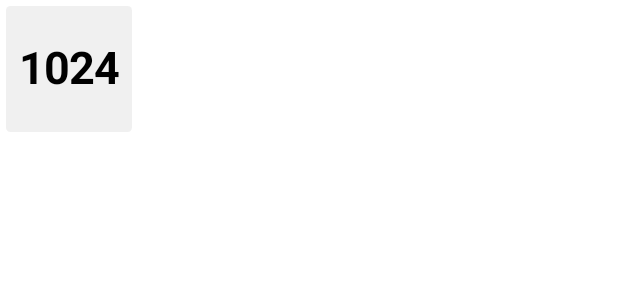
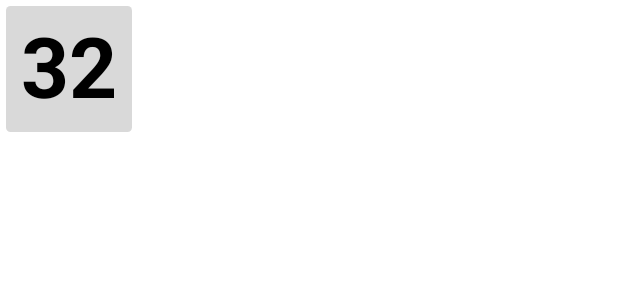
Before and after one commit to forntoh/2048, an Android app built with Jetpack Compose: the @Preview function TilePreview, on a phone screen of 412 x 824 dp. Shown: the top 300 px of the screen. Run offline under Robolectric (Android 15) with nearby library versions, the phone set to English and light mode, and no system bars.

Commit message:
refactored game

```diff
--- a/app/src/main/java/com/forntoh/twofoureight/model/Game.kt
+++ b/app/src/main/java/com/forntoh/twofoureight/model/Game.kt
@@ -3,8 +3,9 @@ package com.forntoh.twofoureight.model
 import androidx.compose.runtime.*
 
 class Game(
-    private val grid: Grid
+    size: Int
 ) {
+    private val grid = Grid(size)
 
     var gridState by mutableStateOf(grid.grid)
 
--- a/app/src/main/java/com/forntoh/twofoureight/ui/components/Tile.kt
+++ b/app/src/main/java/com/forntoh/twofoureight/ui/components/Tile.kt
@@ -1,5 +1,6 @@
 package com.forntoh.twofoureight.ui.components
 
+import android.content.res.Configuration
 import androidx.compose.animation.core.animateDpAsState
 import androidx.compose.foundation.layout.absoluteOffset
 import androidx.compose.foundation.layout.padding
@@ -51,10 +52,18 @@ fun GameTile(number: Int, size: Dp, dx: Int = 0, dy: Int = 0) {
     }
 }
 
-@Preview
+@Preview(showBackground = true)
 @Composable
 fun TilePreview() {
-    GameTheme(darkTheme = true) {
-        GameTile(1024, 92.dp)
+    GameTheme {
+        GameTile(32, 92.dp)
     }
 }
+
+@Preview(showBackground = true, uiMode = Configuration.UI_MODE_NIGHT_YES)
+@Composable
+fun TilePreviewDark() {
+    GameTheme {
+        GameTile(32, 92.dp)
+    }
+}
--- a/app/src/main/res/values/strings.xml
+++ b/app/src/main/res/values/strings.xml
@@ -5,4 +5,5 @@
     <string name="score">SCORE</string>
     <string name="best">BEST</string>
     <string name="moves">%d moves</string>
+    <string name="play_prompt">Join the tiles and get to the 2048 tile!</string>
 </resources>
```
Also changed, not shown: app/src/main/java/com/forntoh/twofoureight/GameApp.kt (+24 -13 lines), app/src/main/java/com/forntoh/twofoureight/ui/components/Board.kt (+30 -16 lines).
